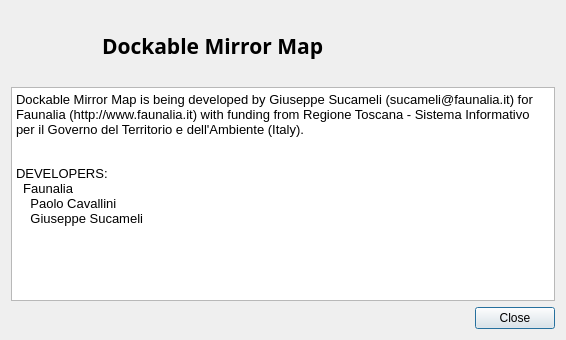
Above: ui/dlgAbout.ui from faunalia/dockablemirrormap before the change. Below: the same form after it.
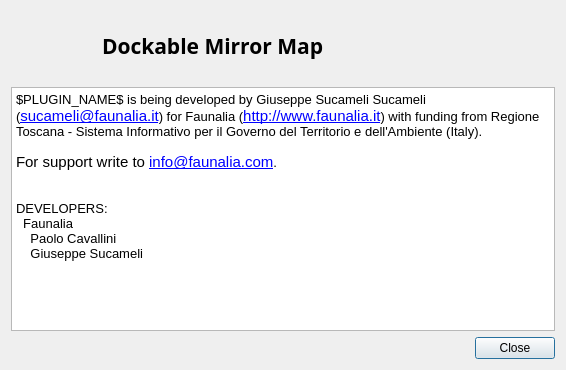
That is the form after the change.

Commit message: add links in the about dialog

Patch:
```diff
--- a/ui/dlgAbout.ui
+++ b/ui/dlgAbout.ui
@@ -7,7 +7,7 @@
     <x>0</x>
     <y>0</y>
     <width>566</width>
-    <height>340</height>
+    <height>370</height>
    </rect>
   </property>
   <property name="windowTitle">
@@ -63,14 +63,16 @@
       <string>&lt;!DOCTYPE HTML PUBLIC &quot;-//W3C//DTD HTML 4.0//EN&quot; &quot;http://www.w3.org/TR/REC-html40/strict.dtd&quot;&gt;
 &lt;html&gt;&lt;head&gt;&lt;meta name=&quot;qrichtext&quot; content=&quot;1&quot; /&gt;&lt;style type=&quot;text/css&quot;&gt;
 p, li { white-space: pre-wrap; }
-&lt;/style&gt;&lt;/head&gt;&lt;body style=&quot; font-family:'Sans'; font-size:10pt; font-weight:400; font-style:normal;&quot;&gt;
-&lt;p style=&quot; margin-top:0px; margin-bottom:0px; margin-left:0px; margin-right:0px; -qt-block-indent:0; text-indent:0px;&quot;&gt;Dockable Mirror Map is being developed by Giuseppe Sucameli (sucameli@faunalia.it) for Faunalia (http://www.faunalia.it) with funding from Regione Toscana - Sistema Informativo per il Governo del Territorio e dell'Ambiente (Italy).&lt;/p&gt;
+&lt;/style&gt;&lt;/head&gt;&lt;body style=&quot; font-family:'Ubuntu'; font-size:11pt; font-weight:400; font-style:normal;&quot;&gt;
+&lt;p style=&quot; margin-top:0px; margin-bottom:0px; margin-left:0px; margin-right:0px; -qt-block-indent:0; text-indent:0px;&quot;&gt;&lt;span style=&quot; font-family:'Sans'; font-size:10pt;&quot;&gt;$PLUGIN_NAME$ is being developed by Giuseppe Sucameli Sucameli (&lt;/span&gt;&lt;a href=&quot;mailto:sucameli@faunalia.it?subject=$PLUGIN_NAME$&quot;&gt;&lt;span style=&quot; text-decoration: underline; color:#0000ff;&quot;&gt;sucameli@faunalia.it&lt;/span&gt;&lt;/a&gt;&lt;span style=&quot; font-family:'Sans'; font-size:10pt;&quot;&gt;) for Faunalia (&lt;/span&gt;&lt;a href=&quot;http://www.faunalia.it&quot;&gt;&lt;span style=&quot; text-decoration: underline; color:#0000ff;&quot;&gt;http://www.faunalia.it&lt;/span&gt;&lt;/a&gt;&lt;span style=&quot; font-family:'Sans'; font-size:10pt;&quot;&gt;) with funding from Regione Toscana - Sistema Informativo per il Governo del Territorio e dell'Ambiente (Italy).&lt;/span&gt;&lt;/p&gt;
 &lt;p style=&quot;-qt-paragraph-type:empty; margin-top:0px; margin-bottom:0px; margin-left:0px; margin-right:0px; -qt-block-indent:0; text-indent:0px; font-family:'DejaVu Sans'; font-size:9pt;&quot;&gt;&lt;/p&gt;
-&lt;p style=&quot;-qt-paragraph-type:empty; margin-top:0px; margin-bottom:0px; margin-left:0px; margin-right:0px; -qt-block-indent:0; text-indent:0px;&quot;&gt;&lt;/p&gt;
-&lt;p style=&quot; margin-top:0px; margin-bottom:0px; margin-left:0px; margin-right:0px; -qt-block-indent:0; text-indent:0px;&quot;&gt;DEVELOPERS:&lt;/p&gt;
-&lt;p style=&quot; margin-top:0px; margin-bottom:0px; margin-left:0px; margin-right:0px; -qt-block-indent:0; text-indent:0px;&quot;&gt;  Faunalia&lt;/p&gt;
-&lt;p style=&quot; margin-top:0px; margin-bottom:0px; margin-left:0px; margin-right:0px; -qt-block-indent:0; text-indent:0px;&quot;&gt;    Paolo Cavallini&lt;/p&gt;
-&lt;p style=&quot; margin-top:0px; margin-bottom:0px; margin-left:0px; margin-right:0px; -qt-block-indent:0; text-indent:0px;&quot;&gt;    Giuseppe Sucameli&lt;/p&gt;&lt;/body&gt;&lt;/html&gt;</string>
+&lt;p style=&quot; margin-top:0px; margin-bottom:0px; margin-left:0px; margin-right:0px; -qt-block-indent:0; text-indent:0px;&quot;&gt;For support write to &lt;a href=&quot;mailto:info@faunalia.com&quot;&gt;&lt;span style=&quot; text-decoration: underline; color:#0000ff;&quot;&gt;info@faunalia.com&lt;/span&gt;&lt;/a&gt;&lt;span style=&quot; font-family:'Sans'; font-size:10pt;&quot;&gt;.&lt;/span&gt;&lt;/p&gt;
+&lt;p style=&quot;-qt-paragraph-type:empty; margin-top:0px; margin-bottom:0px; margin-left:0px; margin-right:0px; -qt-block-indent:0; text-indent:0px; font-family:'Sans'; font-size:10pt;&quot;&gt;&lt;/p&gt;
+&lt;p style=&quot;-qt-paragraph-type:empty; margin-top:0px; margin-bottom:0px; margin-left:0px; margin-right:0px; -qt-block-indent:0; text-indent:0px; font-family:'Sans'; font-size:10pt;&quot;&gt;&lt;/p&gt;
+&lt;p style=&quot; margin-top:0px; margin-bottom:0px; margin-left:0px; margin-right:0px; -qt-block-indent:0; text-indent:0px;&quot;&gt;&lt;span style=&quot; font-family:'Sans'; font-size:10pt;&quot;&gt;DEVELOPERS:&lt;/span&gt;&lt;/p&gt;
+&lt;p style=&quot; margin-top:0px; margin-bottom:0px; margin-left:0px; margin-right:0px; -qt-block-indent:0; text-indent:0px;&quot;&gt;&lt;span style=&quot; font-family:'Sans'; font-size:10pt;&quot;&gt;  Faunalia&lt;/span&gt;&lt;/p&gt;
+&lt;p style=&quot; margin-top:0px; margin-bottom:0px; margin-left:0px; margin-right:0px; -qt-block-indent:0; text-indent:0px;&quot;&gt;&lt;span style=&quot; font-family:'Sans'; font-size:10pt;&quot;&gt;    Paolo Cavallini&lt;/span&gt;&lt;/p&gt;
+&lt;p style=&quot; margin-top:0px; margin-bottom:0px; margin-left:0px; margin-right:0px; -qt-block-indent:0; text-indent:0px;&quot;&gt;&lt;span style=&quot; font-family:'Sans'; font-size:10pt;&quot;&gt;    Giuseppe Sucameli&lt;/span&gt;&lt;/p&gt;&lt;/body&gt;&lt;/html&gt;</string>
      </property>
     </widget>
    </item>
```
The commit also changes 4 other files.
